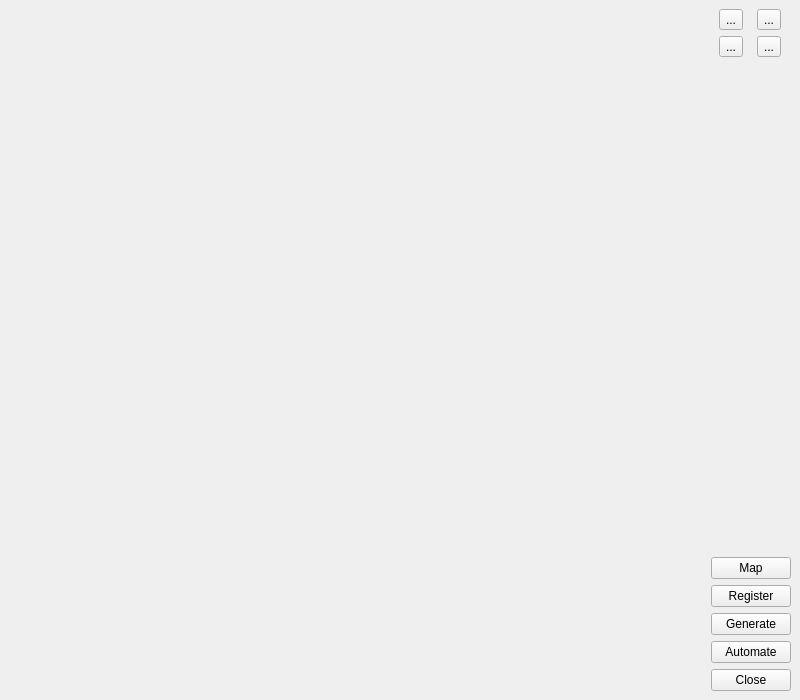
Qt form ui/mainwindow.ui (bangles/sketch-based-implicit-blending) before a commit.
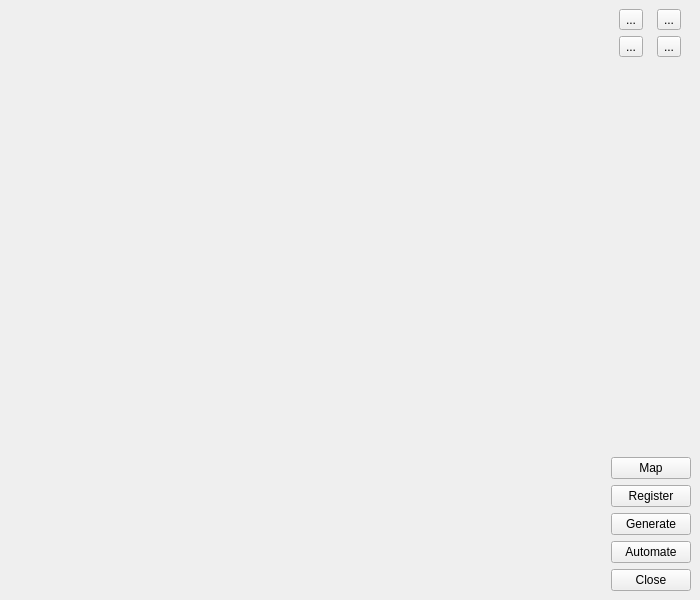
The same form after that commit. Icons and pictures are not drawn. Custom widgets are drawn as their Qt base class.

Patch:
```diff
--- a/ui/mainwindow.ui
+++ b/ui/mainwindow.ui
@@ -9,8 +9,8 @@
    <rect>
     <x>0</x>
     <y>0</y>
-    <width>800</width>
-    <height>700</height>
+    <width>700</width>
+    <height>600</height>
    </rect>
   </property>
   <property name="windowTitle">
```
Left out of the diff: 2 changed lines with no effect on the pictures.
